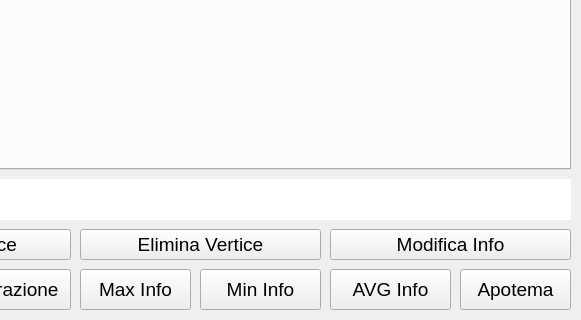
Old version of the form Calcolatrice_C++/View/calcolatrice.ui in the repository fm95/Calcolatrice; both pictures show x 180 to 761 and y 431 to 751 of the 761 by 751 pixel window.
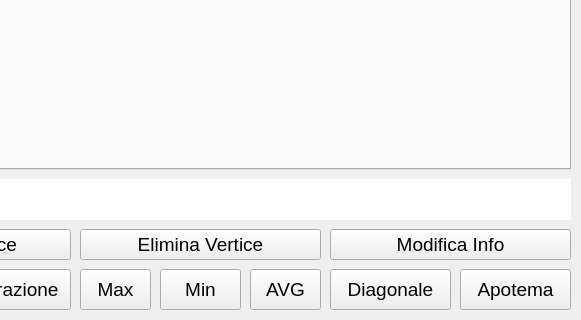
New version of the form. Icons and pictures are not drawn.

```diff
--- a/Calcolatrice_C++/View/calcolatrice.ui
+++ b/Calcolatrice_C++/View/calcolatrice.ui
@@ -211,7 +211,7 @@
     <rect>
      <x>260</x>
      <y>700</y>
-     <width>111</width>
+     <width>71</width>
      <height>41</height>
     </rect>
    </property>
@@ -222,7 +222,7 @@
     <string comment="Somma campi info" extracomment="Somma campi info"/>
    </property>
    <property name="text">
-    <string>Max Info</string>
+    <string>Max</string>
    </property>
    <property name="autoDefault">
     <bool>false</bool>
@@ -340,9 +340,9 @@
   <widget class="QPushButton" name="MinInfo">
    <property name="geometry">
     <rect>
-     <x>380</x>
+     <x>340</x>
      <y>700</y>
-     <width>121</width>
+     <width>81</width>
      <height>41</height>
     </rect>
    </property>
@@ -353,7 +353,7 @@
     <string comment="Somma campi info" extracomment="Somma campi info"/>
    </property>
    <property name="text">
-    <string>Min Info</string>
+    <string>Min</string>
    </property>
    <property name="autoDefault">
     <bool>false</bool>
@@ -365,9 +365,9 @@
   <widget class="QPushButton" name="AVGInfo">
    <property name="geometry">
     <rect>
-     <x>510</x>
+     <x>430</x>
      <y>700</y>
-     <width>121</width>
+     <width>71</width>
      <height>41</height>
     </rect>
    </property>
@@ -378,7 +378,7 @@
     <string comment="Somma campi info" extracomment="Somma campi info"/>
    </property>
    <property name="text">
-    <string>AVG Info</string>
+    <string>AVG</string>
    </property>
    <property name="autoDefault">
     <bool>false</bool>
@@ -458,6 +458,22 @@
     <number>0</number>
    </property>
   </widget>
+  <widget class="QPushButton" name="Diagonale">
+   <property name="geometry">
+    <rect>
+     <x>510</x>
+     <y>700</y>
+     <width>121</width>
+     <height>41</height>
+    </rect>
+   </property>
+   <property name="text">
+    <string>Diagonale</string>
+   </property>
+   <property name="autoDefault">
+    <bool>false</bool>
+   </property>
+  </widget>
  </widget>
  <layoutdefault spacing="6" margin="11"/>
  <resources/>
```
